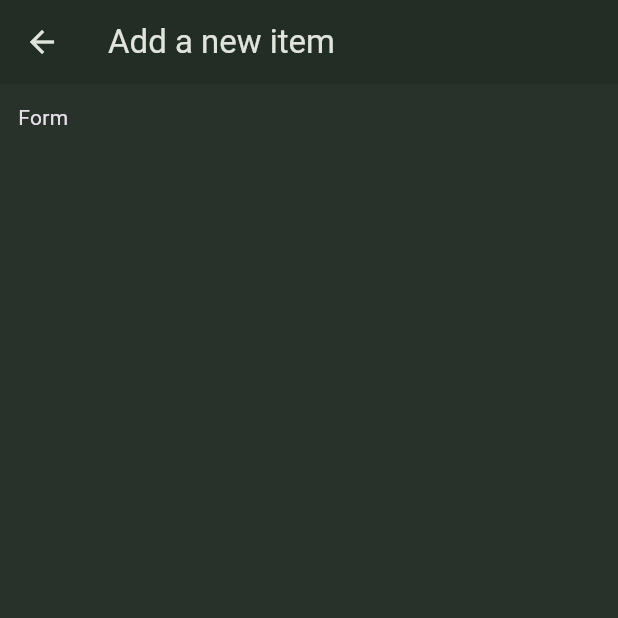
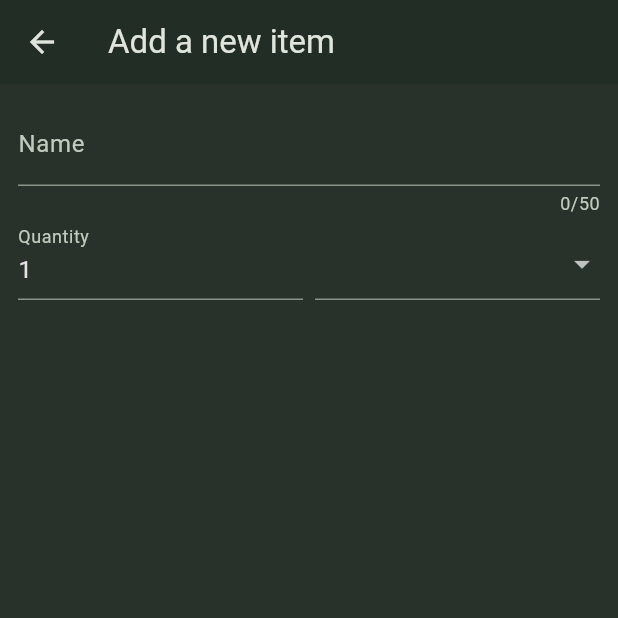
Before and after one commit to bagoesrex/SakuBelanja-App, a Flutter app: the NewItem screen opened directly, on a phone screen of 412 x 824 dp, the top half of it. Run offline on Flutter 3.47's test engine with Material 3 defaults, Android fonts, the phone set to English and light mode, and no system bars.

Commit message:
feat: implement form fields for adding new item

```diff
--- a/lib/widgets/new_item.dart
+++ b/lib/widgets/new_item.dart
@@ -1,4 +1,5 @@
 import 'package:flutter/material.dart';
+import 'package:sakubelanja_app/data/categories.dart';
 
 class NewItem extends StatefulWidget {
   const NewItem({super.key});
@@ -7,19 +8,65 @@
   State<NewItem> createState() {
     return _NewItemState();
   }
-
 }
 
 class _NewItemState extends State<NewItem> {
   @override
   Widget build(BuildContext context) {
     return Scaffold(
-      appBar: AppBar(
-        title: const Text('Add a new item'),
+      appBar: AppBar(title: const Text('Add a new item')),
+      body: Padding(
+        padding: const EdgeInsets.all(12),
+        child: Form(
+          child: Column(
+            children: [
+              TextFormField(
+                maxLength: 50,
+                decoration: const InputDecoration(label: Text('Name')),
+                validator: (value) {
+                  return 'Temp..';
+                },
+              ),
+              Row(
+                crossAxisAlignment: CrossAxisAlignment.end,
+                children: [
+                  Expanded(
+                    child: TextFormField(
+                      decoration: const InputDecoration(
+                        label: Text('Quantity'),
+                      ),
+                      initialValue: '1',
+                    ),
+                  ),
+                  const SizedBox(width: 8),
+                  Expanded(
+                    child: DropdownButtonFormField(
+                      items: [
+                        for (final category in categories.entries)
+                          DropdownMenuItem(
+                            value: category.value,
+                            child: Row(
+                              children: [
+                                Container(
+                                  width: 16,
+                                  height: 16,
+                                  color: category.value.color,
+                                ),
+                                const SizedBox(width: 6),
+                                Text(category.value.title),
+                              ],
+                            ),
+                          ),
+                      ],
+                      onChanged: (value) {},
+                    ),
+                  ),
+                ],
+              ),
+            ],
+          ),
+        ),
       ),
-      body: Padding(padding: const EdgeInsets.all(12),
-      child: Text('Form'),),
     );
   }
-
 }
```
